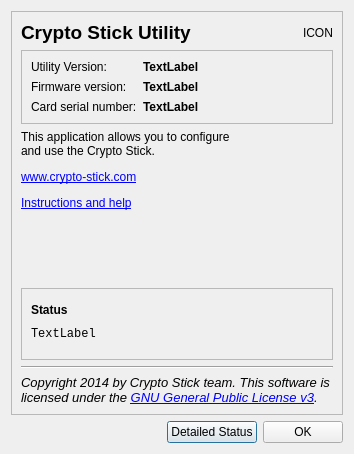
This is aboutdialog.ui in Nitrokey/nitrokey-app as Qt 5 draws it before an edit. The edited form follows.
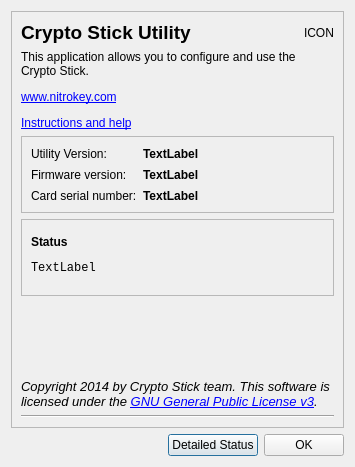
This is the edited form. Icons and pictures are not drawn.

Diff of the .ui file:
```diff
--- a/aboutdialog.ui
+++ b/aboutdialog.ui
@@ -6,8 +6,8 @@
    <rect>
     <x>0</x>
     <y>0</y>
-    <width>354</width>
-    <height>454</height>
+    <width>355</width>
+    <height>467</height>
    </rect>
   </property>
   <property name="sizePolicy">
@@ -80,6 +80,35 @@
         </item>
        </layout>
       </item>
+      <item>
+       <layout class="QHBoxLayout" name="horizontalLayout_4">
+        <item>
+         <widget class="QLabel" name="AboutLabel_3">
+          <property name="sizePolicy">
+           <sizepolicy hsizetype="MinimumExpanding" vsizetype="Preferred">
+            <horstretch>0</horstretch>
+            <verstretch>0</verstretch>
+           </sizepolicy>
+          </property>
+          <property name="text">
+           <string>&lt;html&gt;&lt;head/&gt;&lt;body&gt;&lt;p&gt;This application allows you to configure and use the Crypto Stick.&lt;/p&gt;&lt;p&gt;&lt;a href=&quot;https://nitrokey.com&quot;&gt;&lt;span style=&quot; text-decoration: underline; color:#0000ff;&quot;&gt;www.nitrokey.com&lt;/span&gt;&lt;/a&gt;&lt;/p&gt;&lt;p&gt;&lt;a href=&quot;https://nitrokey.com/start&quot;&gt;&lt;span style=&quot; text-decoration: underline; color:#0000ff;&quot;&gt;Instructions and help&lt;/span&gt;&lt;/a&gt;&lt;/p&gt;&lt;/body&gt;&lt;/html&gt;</string>
+          </property>
+          <property name="alignment">
+           <set>Qt::AlignLeading|Qt::AlignLeft|Qt::AlignTop</set>
+          </property>
+          <property name="wordWrap">
+           <bool>true</bool>
+          </property>
+          <property name="openExternalLinks">
+           <bool>true</bool>
+          </property>
+          <property name="textInteractionFlags">
+           <set>Qt::LinksAccessibleByKeyboard|Qt::LinksAccessibleByMouse</set>
+          </property>
+         </widget>
+        </item>
+       </layout>
+      </item>
       <item>
        <widget class="QFrame" name="frame_2">
         <property name="sizePolicy">
@@ -183,61 +212,6 @@
         </layout>
        </widget>
       </item>
-      <item>
-       <layout class="QHBoxLayout" name="horizontalLayout_4">
-        <item>
-         <widget class="QLabel" name="AboutLabel_3">
-          <property name="sizePolicy">
-           <sizepolicy hsizetype="MinimumExpanding" vsizetype="Preferred">
-            <horstretch>0</horstretch>
-            <verstretch>0</verstretch>
-           </sizepolicy>
-          </property>
-          <property name="text">
-           <string>&lt;html&gt;&lt;head/&gt;&lt;body&gt;&lt;p&gt;This application allows you to configure and use the Crypto Stick.&lt;/p&gt;&lt;p&gt;&lt;a href=&quot;https://crypto-stick.com&quot;&gt;&lt;span style=&quot; text-decoration: underline; color:#0000ff;&quot;&gt;www.crypto-stick.com&lt;/span&gt;&lt;/a&gt;&lt;/p&gt;&lt;p&gt;&lt;a href=&quot;https://crypto-stick.com/start&quot;&gt;&lt;span style=&quot; text-decoration: underline; color:#0000ff;&quot;&gt;Instructions and help&lt;/span&gt;&lt;/a&gt;&lt;/p&gt;&lt;/body&gt;&lt;/html&gt;</string>
-          </property>
-          <property name="alignment">
-           <set>Qt::AlignLeading|Qt::AlignLeft|Qt::AlignTop</set>
-          </property>
-          <property name="wordWrap">
-           <bool>true</bool>
-          </property>
-          <property name="openExternalLinks">
-           <bool>true</bool>
-          </property>
-          <property name="textInteractionFlags">
-           <set>Qt::LinksAccessibleByKeyboard|Qt::LinksAccessibleByMouse</set>
-          </property>
-         </widget>
-        </item>
-        <item>
-         <spacer name="horizontalSpacer_4">
-          <property name="orientation">
-           <enum>Qt::Horizontal</enum>
-          </property>
-          <property name="sizeHint" stdset="0">
-           <size>
-            <width>40</width>
-            <height>20</height>
-           </size>
-          </property>
-         </spacer>
-        </item>
-       </layout>
-      </item>
-      <item>
-       <spacer name="verticalSpacer">
-        <property name="orientation">
-         <enum>Qt::Vertical</enum>
-        </property>
-        <property name="sizeHint" stdset="0">
-         <size>
-          <width>20</width>
-          <height>40</height>
-         </size>
-        </property>
-       </spacer>
-      </item>
       <item>
        <widget class="QScrollArea" name="scrollArea">
         <property name="widgetResizable">
@@ -248,7 +222,7 @@
           <rect>
            <x>0</x>
            <y>0</y>
-           <width>314</width>
+           <width>315</width>
            <height>76</height>
           </rect>
          </property>
@@ -296,11 +270,17 @@
        </widget>
       </item>
       <item>
-       <widget class="Line" name="line">
+       <spacer name="verticalSpacer">
         <property name="orientation">
-         <enum>Qt::Horizontal</enum>
+         <enum>Qt::Vertical</enum>
         </property>
-       </widget>
+        <property name="sizeHint" stdset="0">
+         <size>
+          <width>20</width>
+          <height>40</height>
+         </size>
+        </property>
+       </spacer>
       </item>
       <item>
        <widget class="QLabel" name="AboutLabel_2">
@@ -321,6 +301,13 @@
         </property>
        </widget>
       </item>
+      <item>
+       <widget class="Line" name="line">
+        <property name="orientation">
+         <enum>Qt::Horizontal</enum>
+        </property>
+       </widget>
+      </item>
      </layout>
     </widget>
    </item>
```
